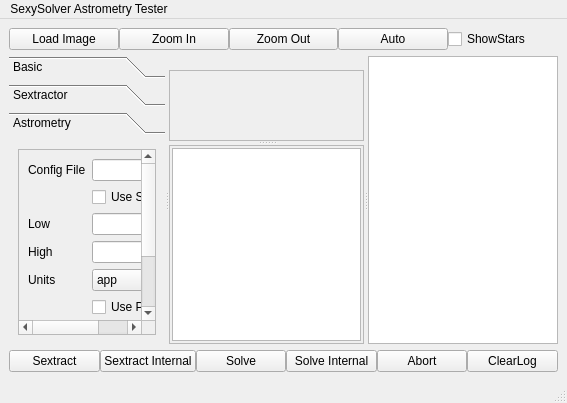
This is mainwindow.ui in rlancaste/stellarsolver as Qt 5 draws it before an edit. The edited form follows.
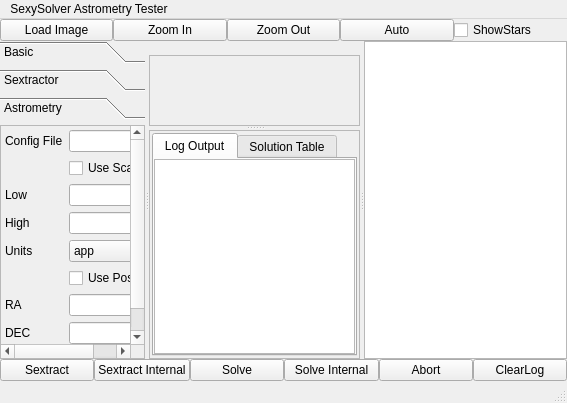
This is the edited form. The open tabs and pages were chosen to show the change. Custom widgets are drawn as their Qt base class.

Commit message: Adding Solution Table, reading solution file for external solver, and minor improvements

Diff of the .ui file:
```diff
--- a/mainwindow.ui
+++ b/mainwindow.ui
@@ -26,6 +26,21 @@
     </sizepolicy>
    </property>
    <layout class="QVBoxLayout" name="verticalLayout">
+    <property name="spacing">
+     <number>0</number>
+    </property>
+    <property name="leftMargin">
+     <number>0</number>
+    </property>
+    <property name="topMargin">
+     <number>0</number>
+    </property>
+    <property name="rightMargin">
+     <number>0</number>
+    </property>
+    <property name="bottomMargin">
+     <number>0</number>
+    </property>
     <item>
      <layout class="QHBoxLayout" name="horizontalLayout_2">
       <property name="spacing">
@@ -153,14 +168,29 @@
          <rect>
           <x>0</x>
           <y>0</y>
-          <width>173</width>
-          <height>144</height>
+          <width>179</width>
+          <height>188</height>
          </rect>
         </property>
         <attribute name="label">
          <string>Astrometry</string>
         </attribute>
         <layout class="QGridLayout" name="gridLayout_4">
+         <property name="leftMargin">
+          <number>0</number>
+         </property>
+         <property name="topMargin">
+          <number>0</number>
+         </property>
+         <property name="rightMargin">
+          <number>0</number>
+         </property>
+         <property name="bottomMargin">
+          <number>0</number>
+         </property>
+         <property name="spacing">
+          <number>0</number>
+         </property>
          <item row="2" column="0">
           <widget class="QScrollArea" name="scrollArea_3">
            <property name="widgetResizable">
@@ -171,11 +201,26 @@
              <rect>
               <x>0</x>
               <y>0</y>
-              <width>189</width>
-              <height>282</height>
+              <width>178</width>
+              <height>262</height>
              </rect>
             </property>
             <layout class="QGridLayout" name="gridLayout_5">
+             <property name="leftMargin">
+              <number>4</number>
+             </property>
+             <property name="topMargin">
+              <number>4</number>
+             </property>
+             <property name="rightMargin">
+              <number>4</number>
+             </property>
+             <property name="bottomMargin">
+              <number>0</number>
+             </property>
+             <property name="spacing">
+              <number>-1</number>
+             </property>
              <item row="0" column="2">
               <widget class="QLineEdit" name="configFilePath"/>
              </item>
@@ -310,11 +355,26 @@
              <rect>
               <x>0</x>
               <y>0</y>
-              <width>176</width>
+              <width>187</width>
               <height>72</height>
              </rect>
             </property>
             <layout class="QGridLayout" name="gridLayout_2">
+             <property name="leftMargin">
+              <number>0</number>
+             </property>
+             <property name="topMargin">
+              <number>0</number>
+             </property>
+             <property name="rightMargin">
+              <number>0</number>
+             </property>
+             <property name="bottomMargin">
+              <number>0</number>
+             </property>
+             <property name="spacing">
+              <number>0</number>
+             </property>
              <item row="0" column="0">
               <widget class="ImageLabel" name="Image">
                <property name="sizePolicy">
@@ -346,8 +406,8 @@
           <rect>
            <x>0</x>
            <y>0</y>
-           <width>178</width>
-           <height>145</height>
+           <width>189</width>
+           <height>189</height>
           </rect>
          </property>
          <property name="sizePolicy">
@@ -370,7 +430,55 @@
            <number>2</number>
           </property>
           <item row="0" column="0">
-           <widget class="QTextBrowser" name="logDisplay"/>
+           <widget class="QTabWidget" name="tabWidget">
+            <property name="currentIndex">
+             <number>0</number>
+            </property>
+            <widget class="QWidget" name="logOutput">
+             <attribute name="title">
+              <string>Log Output</string>
+             </attribute>
+             <layout class="QGridLayout" name="gridLayout_6">
+              <property name="leftMargin">
+               <number>0</number>
+              </property>
+              <property name="topMargin">
+               <number>0</number>
+              </property>
+              <property name="rightMargin">
+               <number>0</number>
+              </property>
+              <property name="bottomMargin">
+               <number>0</number>
+              </property>
+              <item row="0" column="0">
+               <widget class="QTextBrowser" name="logDisplay"/>
+              </item>
+             </layout>
+            </widget>
+            <widget class="QWidget" name="solutionTableView">
+             <attribute name="title">
+              <string>Solution Table</string>
+             </attribute>
+             <layout class="QGridLayout" name="gridLayout_7">
+              <property name="leftMargin">
+               <number>0</number>
+              </property>
+              <property name="topMargin">
+               <number>0</number>
+              </property>
+              <property name="rightMargin">
+               <number>0</number>
+              </property>
+              <property name="bottomMargin">
+               <number>0</number>
+              </property>
+              <item row="0" column="0">
+               <widget class="QTableWidget" name="solutionTable"/>
+              </item>
+             </layout>
+            </widget>
+           </widget>
           </item>
          </layout>
         </widget>
```
Left out of the diff: 25 changed lines with no effect on the pictures. The commit also changes 5 other files.
